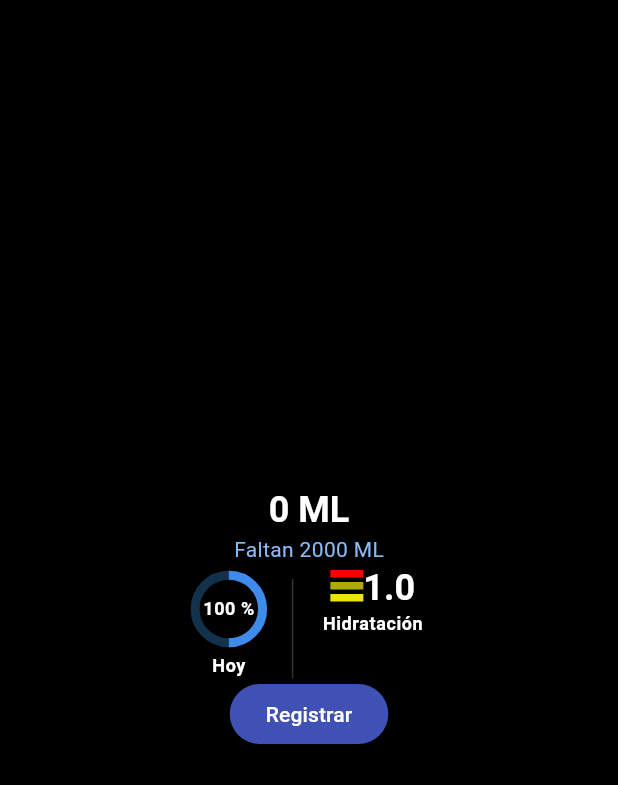
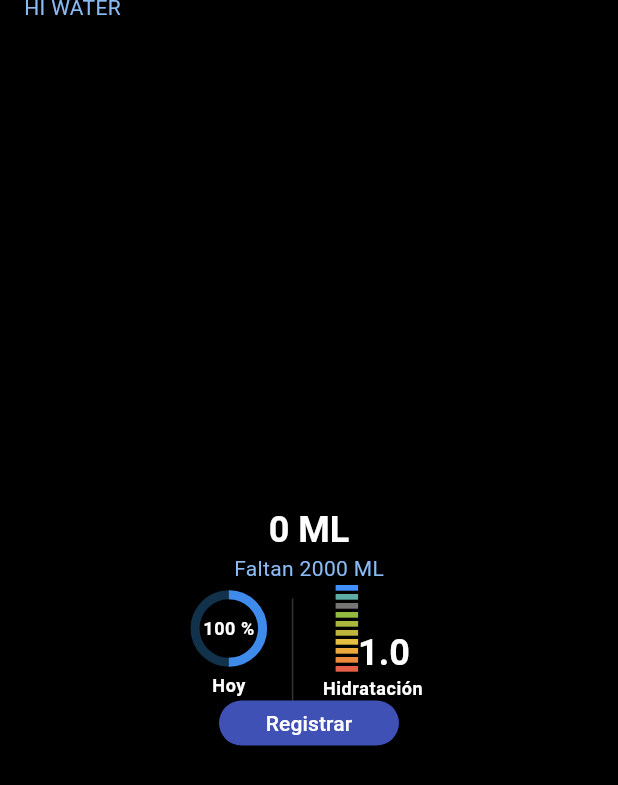
Before and after one commit to AlanJuarezF/Clone-HiWater, a Flutter app: the screen it shows after launch, on a phone screen of 412 x 824 dp. Shown: the top 785 px of the screen. Run offline on Flutter 3.47's test engine with Material 2 defaults, Android fonts, the phone set to English and light mode, and no system bars.

Commit message:
Cambios app bar theme

```diff
--- a/lib/assets/interval_progress_bar.dart
+++ b/lib/assets/interval_progress_bar.dart
@@ -21,11 +21,25 @@ class _IntervalProgressBarState extends State<IntervalProgressBar> {
   Widget _bar() {
     return Column(
       children: [
-        _interval(customColor: const Color.fromARGB(255, 255, 0, 0)),
+        _interval(customColor: const Color.fromARGB(255, 66, 144, 255)),
         _separator(),
-        _interval(customColor: const Color.fromARGB(255, 176, 170, 5)),
+        _interval(customColor: const Color.fromARGB(255, 94, 173, 167)),
         _separator(),
-        _interval(customColor: const Color.fromARGB(255, 235, 228, 12)),
+        _interval(customColor: const Color.fromARGB(255, 118, 118, 116)),
+        _separator(),
+        _interval(customColor: const Color.fromARGB(255, 145, 186, 62)),
+        _separator(),
+        _interval(customColor: const Color.fromARGB(255, 169, 183, 60)),
+        _separator(),
+        _interval(customColor: const Color.fromARGB(255, 192, 181, 60)),
+        _separator(),
+        _interval(customColor: const Color.fromARGB(255, 230, 190, 64)),
+        _separator(),
+        _interval(customColor: const Color.fromARGB(255, 237, 169, 59)),
+        _separator(),
+        _interval(customColor: const Color.fromARGB(255, 235, 138, 60)),
+        _separator(),
+        _interval(customColor: const Color.fromARGB(255, 229, 95, 72)),
         _separator(),
       ],
     );
@@ -33,8 +47,8 @@ class _IntervalProgressBarState extends State<IntervalProgressBar> {
 
   Widget _interval({required Color customColor}) {
     return SizedBox(
-      height: 5,
-      width: 22,
+      height: 3.8,
+      width: 15,
       child: DecoratedBox(
         decoration: BoxDecoration(
           color: customColor,
@@ -44,13 +58,18 @@ class _IntervalProgressBarState extends State<IntervalProgressBar> {
   }
 
   Widget _separator() {
-    return const SizedBox(height: 3);
+    return const SizedBox(height: 2.2);
   }
 
   Widget _label() {
-    return Text(
-      '1.0',
-      style: Theme.of(context).textTheme.headlineSmall,
+    return Column(
+      children: [
+        const SizedBox(height: 30),
+        Text(
+          '1.0',
+          style: Theme.of(context).textTheme.headlineSmall,
+        ),
+      ],
     );
   }
 }
--- a/lib/main.dart
+++ b/lib/main.dart
@@ -17,6 +17,12 @@ class MyApp extends StatelessWidget {
         theme: ThemeData(
           scaffoldBackgroundColor: Colors.black,
           primarySwatch: Colors.indigo,
+          appBarTheme: const AppBarTheme(
+            color: Colors.black,
+          ),
+          // extensions: const <ThemeExtension<dynamic>>[
+          //   CustomThemeExtension(),
+          // ],
           textTheme: const TextTheme(
               headlineSmall:
                   TextStyle(color: Colors.white, fontWeight: FontWeight.bold),
--- a/lib/screens/start_screen.dart
+++ b/lib/screens/start_screen.dart
@@ -12,6 +12,16 @@ class _StartScreenState extends State<StartScreen> {
   @override
   Widget build(BuildContext context) {
     return Scaffold(
+      appBar: AppBar(
+        toolbarHeight: 10.0,
+        centerTitle: false,
+        leadingWidth: 0,
+        title: Text(
+          'HI WATER',
+          style: Theme.of(context).textTheme.bodyMedium,
+        ),
+        actions: [],
+      ),
       body: Column(
         mainAxisAlignment: MainAxisAlignment.center,
         children: [
@@ -121,7 +131,10 @@ class _StartScreenState extends State<StartScreen> {
 
   Widget _buttonReg() {
     return Center(
-      child: ElevatedButton(onPressed: () {}, child: const Text('Registrar')),
+      child: ConstrainedBox(
+        constraints: const BoxConstraints.tightFor(width: 120, height: 30),
+        child: ElevatedButton(onPressed: () {}, child: const Text('Registrar')),
+      ),
     );
   }
 }
```
